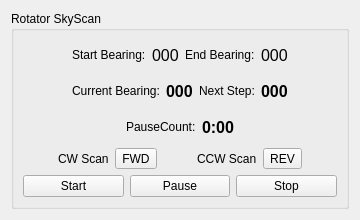
Rsclub22/Minos2-Mirror, file mqt/MqtLogger/rotatorskyscanframe.ui: the form before one commit.
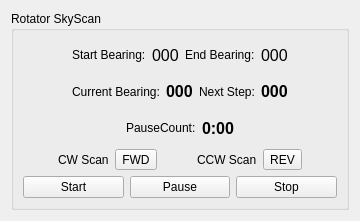
The form after the commit.

```diff
--- a/mqt/MqtLogger/rotatorskyscanframe.ui
+++ b/mqt/MqtLogger/rotatorskyscanframe.ui
@@ -7,7 +7,7 @@
     <x>0</x>
     <y>0</y>
     <width>360</width>
-    <height>220</height>
+    <height>221</height>
    </rect>
   </property>
   <property name="windowTitle">
```
Left out of the diff: 20 changed lines with no effect on the pictures.
